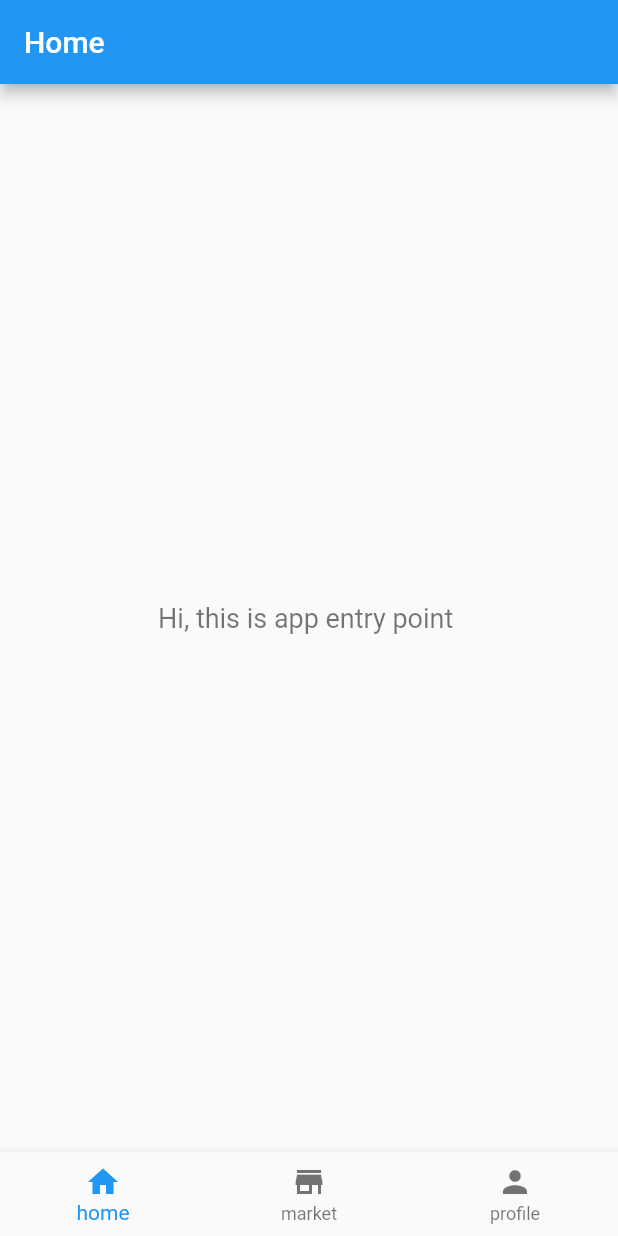
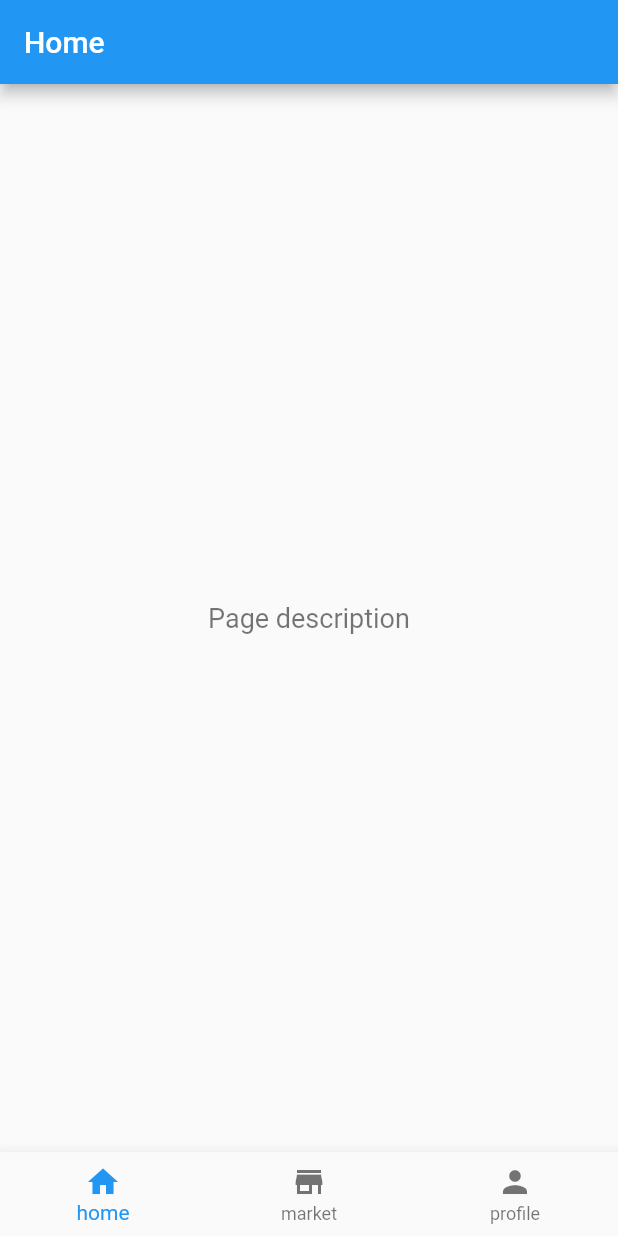
Before and after one commit to tohami/flutter_sample, a Flutter app: the screen it shows after launch, on a phone screen of 412 x 824 dp. Run offline on Flutter 3.47's test engine with Material 2 defaults, Android fonts, the phone set to English and light mode, and no system bars.

Commit message:
refactor the code for session

```diff
--- a/lib/main.dart
+++ b/lib/main.dart
@@ -1,4 +1,5 @@
 import 'package:flutter/material.dart';
+import 'page/home_page.dart';
 
 void main() => runApp(MyApp());
 
@@ -13,99 +14,3 @@ class MyApp extends StatelessWidget {
     );
   }
 }
-
-class HomePage extends StatefulWidget {
-
-  @override
-  _HomePageState createState() => _HomePageState();
-
-}
-
-class _HomePageState extends State<HomePage> {
-  int _currentPageIndex = 0;
-
-  List<PageInfo> pagesInfo = [
-    PageInfo(
-      "Home" ,
-      "Hi, this is app entry point "
-    ) ,
-    PageInfo(
-        "Market" ,
-        "Find our best items with best price"
-    ),
-    PageInfo(
-        "Profile" ,
-        "View and edit your profile info"
-    )
-  ];
-
-
-  void _setCurrentPage(int pageIndex) {
-    // This call to setState tells the Flutter framework that something has
-    // changed in this State, which causes it to rerun the build method below
-    // so that the display can reflect the updated values.
-    setState(() {
-      this._currentPageIndex = pageIndex;
-    });
-  }
-
-  @override
-  Widget build(BuildContext context) {
-
-    return Scaffold(
-      appBar: AppBar(
-
-        title: Text( pagesInfo[_currentPageIndex].title ),
-        actions: <Widget>[
-          _currentPageIndex !=0 ? IconButton(
-            icon: Icon(Icons.home),
-            onPressed: () {
-              _setCurrentPage(0) ;
-            },
-          ) : Container()
-        ],
-      ),
-
-      bottomNavigationBar: BottomNavigationBar(
-        currentIndex: _currentPageIndex,
-        items: <BottomNavigationBarItem>[
-          BottomNavigationBarItem(
-              icon: Icon(Icons.home) ,
-              title: Text("home") ,
-          ) ,
-          BottomNavigationBarItem(
-              icon: Icon(Icons.store) ,
-              title: Text("market")
-          ) ,
-          BottomNavigationBarItem(
-              icon: Icon(Icons.person) ,
-              title: Text("profile")
-          )
-        ],
-        onTap: (index){
-          _setCurrentPage(index) ;
-        },
-      ),
-
-      body: Center(
-        child: Text(
-          pagesInfo[_currentPageIndex].description,
-          style: TextStyle(
-            fontSize: 18 ,
-            color: Colors.black54
-          ),
-        ),
-      ),
-    );
-  }
-}
-
-class PageInfo {
-  String title ;
-  String description ;
-
-  PageInfo(String title, String description){
-    this.title = title ;
-    this.description = description ;
-  }
-}
--- /dev/null
+++ b/lib/model/PageInfo.dart
@@ -0,0 +1,9 @@
+class PageInfo {
+  String title ;
+  String description ;
+
+  PageInfo(String title, String description){
+    this.title = title ;
+    this.description = description ;
+  }
+}
--- /dev/null
+++ b/lib/page/home_page.dart
@@ -0,0 +1,86 @@
+
+import 'package:flutter/material.dart';
+import 'package:sample_one/model/PageInfo.dart';
+
+class HomePage extends StatefulWidget {
+
+  @override
+  _HomePageState createState() => _HomePageState();
+
+}
+
+class _HomePageState extends State<HomePage> {
+
+  //todo define the state
+
+  List<PageInfo> pagesInfo = [
+    PageInfo(
+        "Home" ,
+        "Hi, this is app entry point "
+    ) ,
+    PageInfo(
+        "Market" ,
+        "Find our best items with best price"
+    ),
+    PageInfo(
+        "Profile" ,
+        "View and edit your profile info"
+    )
+  ];
+
+
+  void _setCurrentPage(int pageIndex) {
+    // This call to setState tells the Flutter framework that something has
+    // changed in this State, which causes it to rerun the build method below
+    // so that the display can reflect the updated values.
+    //todo use setState to update the state and rebuild the widget
+  }
+
+  @override
+  Widget build(BuildContext context) {
+
+    return Scaffold(
+      appBar: AppBar(
+        //todo use the dynamic state to set the valid appBar title based on current tab
+        title: Text("Home"),
+
+        actions: <Widget>[
+          //todo use the state to show home icon if current tab is not the home
+           Container()
+        ],
+      ),
+
+      bottomNavigationBar: BottomNavigationBar(
+        //todo use the state to set the current selected index
+        items: <BottomNavigationBarItem>[
+          BottomNavigationBarItem(
+            icon: Icon(Icons.home) ,
+            title: Text("home") ,
+          ) ,
+          BottomNavigationBarItem(
+              icon: Icon(Icons.store) ,
+              title: Text("market")
+          ) ,
+          BottomNavigationBarItem(
+              icon: Icon(Icons.person) ,
+              title: Text("profile")
+          )
+        ],
+        onTap: (index){
+          _setCurrentPage(index) ;
+        },
+      ),
+
+      body: Center(
+        child: Text(
+          //todo replace the static text with valid bage discription based on current selected tab
+          "Page description",
+          style: TextStyle(
+              fontSize: 18 ,
+              color: Colors.black54
+          ),
+        ),
+      ),
+    );
+  }
+}
```
